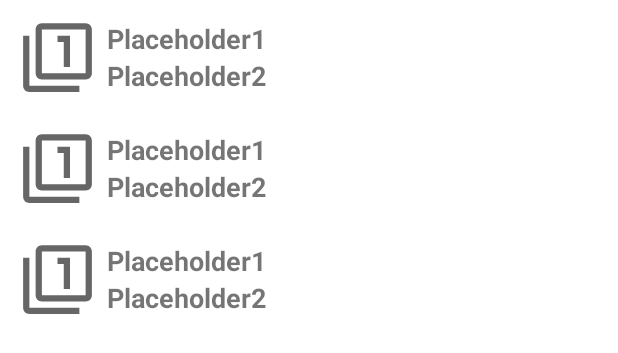
After one commit to JoonasK96/Monopoly, an Android app: the layout score_fragment.xml on its own in the app's theme, with its tools: preview values and no code run, on a phone screen of 412 x 824 dp. The commit adds this screen. Shown: the top 353 px of the screen. Run offline under Robolectric (Android 15) with nearby library versions, the phone set to English and light mode, and no system bars.

Commit message:
post destruction, fixed, still not working

```diff
--- a/app/build.gradle
+++ b/app/build.gradle
@@ -42,6 +42,9 @@ dependencies {
     implementation 'androidx.appcompat:appcompat:1.4.0'
     implementation 'com.google.android.material:material:1.4.0'
     implementation 'androidx.constraintlayout:constraintlayout:2.1.2'
+    implementation 'androidx.legacy:legacy-support-v4:1.0.0'
+    implementation 'androidx.lifecycle:lifecycle-livedata-ktx:2.3.1'
+    implementation 'androidx.lifecycle:lifecycle-viewmodel-ktx:2.3.1'
     testImplementation 'junit:junit:4.+'
     androidTestImplementation 'androidx.test.ext:junit:1.1.3'
     androidTestImplementation 'androidx.test.espresso:espresso-core:3.4.0'
--- a/app/src/main/java/com/example/projektitest/MainActivity.kt
+++ b/app/src/main/java/com/example/projektitest/MainActivity.kt
@@ -53,7 +53,7 @@ class MainActivity : AppCompatActivity() {
         }
 
         binding.buttonNext.setOnClickListener {
-            replaceFragment(FirstFragment())
+            replaceFragment(ScoreFrag())
         }
 
     }
--- /dev/null
+++ b/app/src/main/res/layout/score_fragment.xml
@@ -0,0 +1,22 @@
+<?xml version="1.0" encoding="utf-8"?>
+<androidx.constraintlayout.widget.ConstraintLayout xmlns:android="http://schemas.android.com/apk/res/android"
+    xmlns:app="http://schemas.android.com/apk/res-auto"
+    xmlns:tools="http://schemas.android.com/tools"
+    android:layout_width="match_parent"
+    android:layout_height="match_parent">
+
+    <androidx.recyclerview.widget.RecyclerView
+        android:id="@+id/recyclerView"
+        android:layout_width="0dp"
+        android:layout_height="0dp"
+        android:layout_marginStart="1dp"
+        android:layout_marginTop="1dp"
+        android:layout_marginEnd="1dp"
+        android:layout_marginBottom="1dp"
+        app:layoutManager="androidx.recyclerview.widget.LinearLayoutManager"
+        app:layout_constraintBottom_toBottomOf="parent"
+        app:layout_constraintEnd_toEndOf="parent"
+        app:layout_constraintStart_toStartOf="parent"
+        app:layout_constraintTop_toTopOf="parent"
+        tools:listitem="@layout/rv_item"/>
+</androidx.constraintlayout.widget.ConstraintLayout>
--- a/app/src/main/res/values/strings.xml
+++ b/app/src/main/res/values/strings.xml
@@ -10,4 +10,6 @@
     <string name="_p100">+100</string>
     <string name="_0">0</string>
     <string name="button">Button</string>
+    <!-- TODO: Remove or change this placeholder text -->
+    <string name="hello_blank_fragment">Hello blank fragment</string>
 </resources>
--- a/build.gradle
+++ b/build.gradle
@@ -6,7 +6,7 @@ buildscript {
     }
     dependencies {
         classpath "com.android.tools.build:gradle:7.0.3"
-        classpath "org.jetbrains.kotlin:kotlin-gradle-plugin:1.5.31"
+        classpath 'org.jetbrains.kotlin:kotlin-gradle-plugin:1.6.0'
 
         // NOTE: Do not place your application dependencies here; they belong
         // in the individual module build.gradle files
```
Also changed, not shown: app/src/main/java/com/example/projektitest/FirstFragment.kt (deleted, +0 -41 lines), app/src/main/java/com/example/projektitest/Player.kt (added, +15 -0 lines), app/src/main/java/com/example/projektitest/ScoreFrag.kt (added, +38 -0 lines), app/src/main/java/com/example/projektitest/ScoreViewModel.kt (added, +7 -0 lines), app/src/main/java/com/example/projektitest/rvAdapter.kt (+24 -28 lines).
